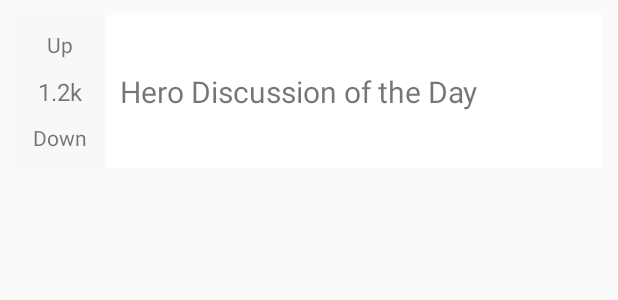
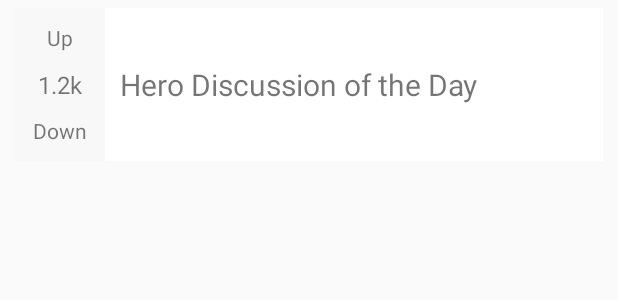
Before and after one commit to kssilvoza/DiggRedditClone, an Android app: the layout item_topic.xml on its own in the app's theme, with its tools: preview values and no code run, on a phone screen of 412 x 824 dp. Shown: the top 300 px of the screen. Run offline under Robolectric (Android 15) with nearby library versions, the phone set to English and light mode, and no system bars.

Commit message:
Minor UI changes

```diff
--- a/app/src/main/res/layout/item_topic.xml
+++ b/app/src/main/res/layout/item_topic.xml
@@ -4,9 +4,10 @@
     xmlns:tools="http://schemas.android.com/tools"
     android:layout_width="match_parent"
     android:layout_height="wrap_content"
+    android:layout_marginBottom="@dimen/spacing_extra_small"
     android:layout_marginLeft="@dimen/spacing_small"
     android:layout_marginRight="@dimen/spacing_small"
-    android:layout_marginTop="@dimen/spacing_small"
+    android:layout_marginTop="@dimen/spacing_extra_small"
     android:background="@color/white">
 
     <android.support.constraint.Guideline
@@ -26,7 +27,7 @@
         android:textSize="@dimen/text_small"
         app:layout_constraintLeft_toLeftOf="parent"
         app:layout_constraintRight_toRightOf="@+id/guideline"
-        app:layout_constraintTop_toTopOf="parent" />
+        app:layout_constraintTop_toTopOf="parent"/>
 
     <TextView
         android:id="@+id/textview_votes"
--- a/app/src/main/res/values/dimens.xml
+++ b/app/src/main/res/values/dimens.xml
@@ -4,7 +4,7 @@
     <dimen name="spacing_large">60dp</dimen>
     <dimen name="spacing_normal">18dp</dimen>
     <dimen name="spacing_small">10dp</dimen>
-    <dimen name="spacing_extra_small">8dp</dimen>
+    <dimen name="spacing_extra_small">5dp</dimen>
 
     <dimen name="text_large">20sp</dimen>
     <dimen name="text_normal">16sp</dimen>
```
